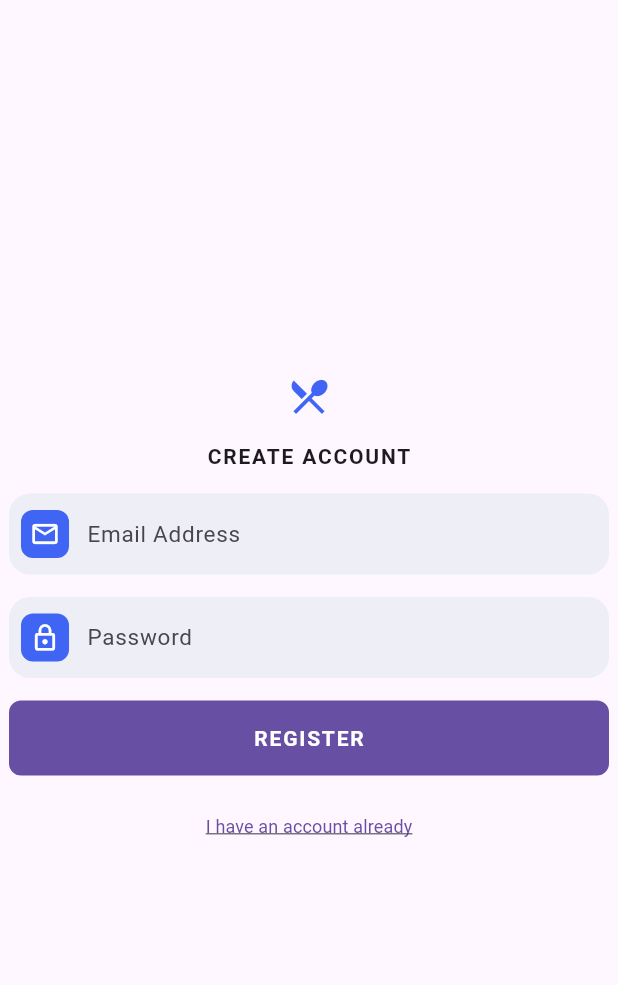
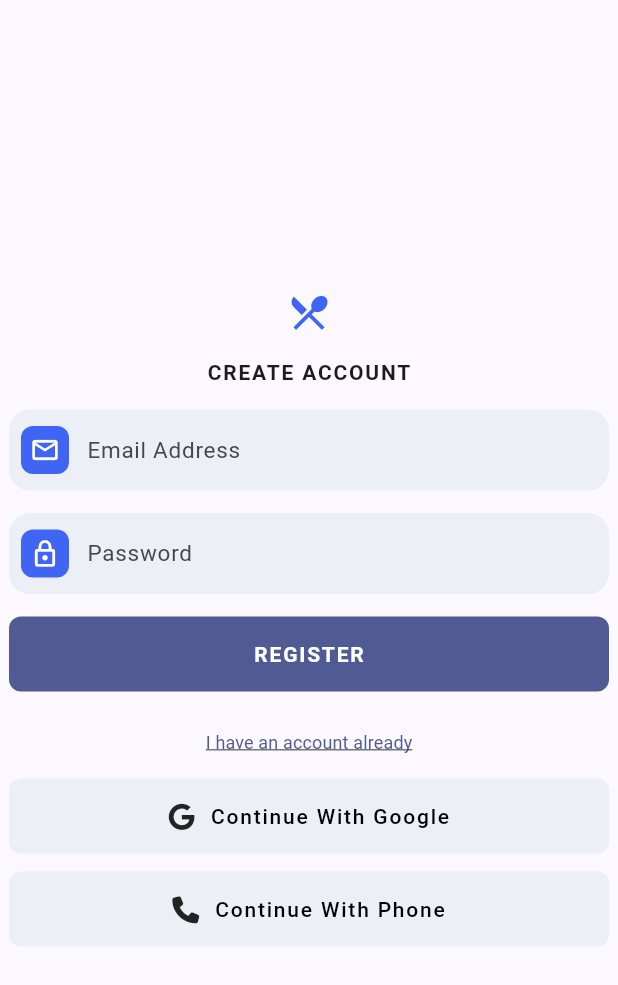
Before and after one commit to mhista/cartAfri, a Flutter app: the SignUpPage widget shown alone on an empty page, opened directly, on a phone screen of 412 x 824 dp. Shown: the top 985 px of the screen. Run offline on Flutter 3.47's test engine with Material 3 defaults, Android fonts, the phone set to English and light mode, and no system bars; our stand-ins replace firebase_auth, firebase_core, flutter_riverpod, font_awesome_flutter, google_sign_in; accounts and stored records are empty; statements that could not run were skipped.

Commit message:
changed file structure

```diff
--- a/lib/core/constants/constants.dart
+++ b/lib/core/constants/constants.dart
@@ -32,3 +32,5 @@ const kForgetPaswwordStyle =
     TextStyle(fontSize: 12, fontWeight: FontWeight.w400, color: Colors.black);
 const kTextStyleSpacing =
     TextStyle(fontWeight: FontWeight.bold, letterSpacing: 1.2);
+const kWTextStyleSpacing = TextStyle(
+    fontWeight: FontWeight.w500, letterSpacing: 1.2, color: Colors.black);
--- a/lib/core/utils/reusables.dart
+++ b/lib/core/utils/reusables.dart
@@ -1,5 +1,6 @@
 import 'package:cartafri/core/constants/constants.dart';
 import 'package:flutter/material.dart';
+import 'package:font_awesome_flutter/font_awesome_flutter.dart';
 
 // Bottom Navigation Icons
 class BottomBarIcons extends StatelessWidget {
@@ -234,3 +235,43 @@ class ExpandedButton extends StatelessWidget {
         ));
   }
 }
+
+class SocialAccountButoons extends StatelessWidget {
+  const SocialAccountButoons({
+    super.key,
+    required this.onpress,
+    required this.text,
+    required this.socialIcon,
+  });
+
+  final Function()? onpress;
+  final Widget text;
+  final IconData socialIcon;
+
+  @override
+  Widget build(BuildContext context) {
+    return FilledButton(
+      onPressed: onpress,
+      style: FilledButton.styleFrom(
+          backgroundColor: kFormColor,
+          shape:
+              RoundedRectangleBorder(borderRadius: BorderRadius.circular(8.0))),
+      child: Padding(
+        padding: const EdgeInsets.symmetric(vertical: 15.0),
+        child: Row(
+          mainAxisAlignment: MainAxisAlignment.center,
+          children: [
+            Icon(
+              socialIcon,
+              color: Color.fromARGB(255, 36, 35, 35),
+            ),
+            const SizedBox(
+              width: 10.0,
+            ),
+            text
+          ],
+        ),
+      ),
+    );
+  }
+}
--- a/lib/screens/auth_screens/login_screen.dart
+++ b/lib/features/auth/screen/login_screen.dart
@@ -5,6 +5,7 @@ import 'package:cartafri/services/auth_methods.dart';
 import 'package:firebase_auth/firebase_auth.dart';
 import 'package:firebase_core/firebase_core.dart';
 import "package:flutter/material.dart";
+import 'package:font_awesome_flutter/font_awesome_flutter.dart';
 
 class LoginPage extends StatefulWidget {
   const LoginPage({super.key});
@@ -80,6 +81,28 @@ class _LoginPageState extends State<LoginPage> {
                   ),
                   onPressed: () {},
                   child: const Text('I have no account', style: kSmallFont)),
+              SocialAccountButoons(
+                onpress: () {
+                  FireBaseAuthMethods(FirebaseAuth.instance)
+                      .signInWithGoogle(context);
+                },
+                text: const Text(
+                  'Continue With Google',
+                  style: kWTextStyleSpacing,
+                ),
+                socialIcon: FontAwesomeIcons.google,
+              ),
+              const SizedBox(
+                height: 12.0,
+              ),
+              SocialAccountButoons(
+                onpress: () {},
+                text: const Text(
+                  'Continue With Phone',
+                  style: kWTextStyleSpacing,
+                ),
+                socialIcon: FontAwesomeIcons.phone,
+              )
             ],
           ),
         ),
--- /dev/null
+++ b/lib/features/auth/screen/signup.dart
@@ -0,0 +1,114 @@
+import 'package:cartafri/core/utils/reusables.dart';
+import 'package:cartafri/core/utils/shared_textfield.dart';
+import "package:cartafri/core/constants/constants.dart";
+import 'package:cartafri/services/auth_methods.dart';
+import 'package:firebase_auth/firebase_auth.dart';
+import "package:flutter/material.dart";
+import 'package:font_awesome_flutter/font_awesome_flutter.dart';
+
+class SignUpPage extends StatefulWidget {
+  const SignUpPage({super.key});
+
+  @override
+  State<SignUpPage> createState() => _SignUpPageState();
+}
+
+class _SignUpPageState extends State<SignUpPage> {
+  final TextEditingController nameController = TextEditingController();
+  final TextEditingController emailController = TextEditingController();
+  final TextEditingController passwordController = TextEditingController();
+  // final TextEditingController passwordController2 = TextEditingController();
+  void signUpUser() async {
+    print(emailController.text);
+    FireBaseAuthMethods(FirebaseAuth.instance).signUpWithEmail(
+        email: emailController.text,
+        password: passwordController.text,
+        context: context);
+  }
+
+  @override
+  Widget build(BuildContext context) {
+    return Padding(
+      padding: const EdgeInsets.symmetric(horizontal: 6.0),
+      child: Column(
+        mainAxisAlignment: MainAxisAlignment.center,
+        children: [
+          const AuthIcons(authIcon: Icons.local_dining_outlined),
+          kSizedBox,
+          const Text('CREATE ACCOUNT', style: kTextStyleSpacing),
+          kSizedBox,
+          // InputTextWidget(
+          //   hintText: 'Name',
+          //   iconData: Icons.person,
+          //   controller: nameController,
+          // ),
+          // kSizedBox,
+          InputTextWidget(
+            hintText: 'Email Address',
+            iconData: Icons.mail_outline,
+            textInputType: TextInputType.emailAddress,
+            controller: emailController,
+          ),
+          kSizedBox,
+          InputTextWidget(
+            hintText: 'Password',
+            iconData: Icons.lock_outline,
+            textInputType: TextInputType.visiblePassword,
+            controller: passwordController,
+          ),
+          kSizedBox,
+          ExpandedButton(
+            onpress: signUpUser,
+            text: const Padding(
+              padding: EdgeInsets.symmetric(vertical: 15.0),
+              child: Text(
+                'REGISTER',
+                style: kTextStyleSpacing,
+              ),
+            ),
+          ),
+          const SizedBox(
+            height: 10,
+          ),
+          TextButton(
+              style: TextButton.styleFrom(
+                splashFactory: NoSplash.splashFactory,
+              ),
+              onPressed: () {},
+              child:
+                  const Text('I have an account already', style: kSmallFont)),
+          SocialAccountButoons(
+            onpress: () {
+              FireBaseAuthMethods(FirebaseAuth.instance)
+                  .signInWithGoogle(context);
+            },
+            text: const Text(
+              'Continue With Google',
+              style: kWTextStyleSpacing,
+            ),
+            socialIcon: FontAwesomeIcons.google,
+          ),
+          const SizedBox(
+            height: 12.0,
+          ),
+          SocialAccountButoons(
+            onpress: () {},
+            text: const Text(
+              'Continue With Phone',
+              style: kWTextStyleSpacing,
+            ),
+            socialIcon: FontAwesomeIcons.phone,
+          )
+        ],
+      ),
+    );
+  }
+
+  @override
+  void dispose() {
+    super.dispose();
+    emailController.dispose();
+    passwordController.dispose();
+    nameController.dispose();
+  }
+}
--- a/lib/screens/AppScreen.dart
+++ b/lib/screens/AppScreen.dart
@@ -36,7 +36,7 @@ class _HomePageState extends State<HomePage> {
             AppHomePage(),
             ColumnWidget(children: SearchPageWidget().widgetList()),
             const CartPage(),
-            const PhoneSignIn()
+            const SignUpPage()
           ][currentPageIndex],
         ),
       ),
--- a/lib/screens/auth_screens/signup.dart
+++ /dev/null
@@ -1,95 +0,0 @@
-import 'package:cartafri/core/utils/reusables.dart';
-import 'package:cartafri/core/utils/shared_textfield.dart';
-import "package:cartafri/core/constants/constants.dart";
-import 'package:cartafri/services/auth_methods.dart';
-import 'package:firebase_auth/firebase_auth.dart';
-import "package:flutter/material.dart";
-
-class SignUpPage extends StatefulWidget {
-  const SignUpPage({super.key});
-
-  @override
-  State<SignUpPage> createState() => _SignUpPageState();
-}
-
-class _SignUpPageState extends State<SignUpPage> {
-  final TextEditingController nameController = TextEditingController();
-  final TextEditingController emailController = TextEditingController();
-  final TextEditingController passwordController = TextEditingController();
-  // final TextEditingController passwordController2 = TextEditingController();
-  void signUpUser() async {
-    print(emailController.text);
-    FireBaseAuthMethods(FirebaseAuth.instance).signUpWithEmail(
-        email: emailController.text,
-        password: passwordController.text,
-        context: context);
-  }
-
-  @override
-  Widget build(BuildContext context) {
-    return Scaffold(
-      body: Center(
-        child: Padding(
-          padding: const EdgeInsets.symmetric(horizontal: 6.0),
-          child: Column(
-            mainAxisAlignment: MainAxisAlignment.center,
-            children: [
-              const AuthIcons(authIcon: Icons.local_dining_outlined),
-              kSizedBox,
-              const Text('CREATE ACCOUNT', style: kTextStyleSpacing),
-              kSizedBox,
-              // InputTextWidget(
-              //   hintText: 'Name',
-              //   iconData: Icons.person,
-              //   controller: nameController,
-              // ),
-              // kSizedBox,
-              InputTextWidget(
-                hintText: 'Email Address',
-                iconData: Icons.mail_outline,
-                textInputType: TextInputType.emailAddress,
-                controller: emailController,
-              ),
-              kSizedBox,
-              InputTextWidget(
-                hintText: 'Password',
-                iconData: Icons.lock_outline,
-                textInputType: TextInputType.visiblePassword,
-                controller: passwordController,
-              ),
-              kSizedBox,
-              ExpandedButton(
-                onpress: signUpUser,
-                text: const Padding(
-                  padding: EdgeInsets.symmetric(vertical: 15.0),
-                  child: Text(
-                    'REGISTER',
-                    style: kTextStyleSpacing,
-                  ),
-                ),
-              ),
-              const SizedBox(
-                height: 10,
-              ),
-              TextButton(
-                  style: TextButton.styleFrom(
-                    splashFactory: NoSplash.splashFactory,
-                  ),
-                  onPressed: () {},
-                  child: const Text('I have an account already',
-                      style: kSmallFont)),
-            ],
-          ),
-        ),
-      ),
-    );
-  }
-
-  @override
-  void dispose() {
-    super.dispose();
-    emailController.dispose();
-    passwordController.dispose();
-    nameController.dispose();
-  }
-}
--- a/lib/screens/home.dart
+++ b/lib/screens/home.dart
@@ -10,8 +10,8 @@ class AppHomePage extends StatelessWidget {
   final product = product_list;
   @override
   Widget build(BuildContext context) {
-    return Scaffold(
-      body: CustomScrollView(slivers: [
+    return SafeArea(
+      child: CustomScrollView(slivers: [
         // greeting widget
         SliverAppBar(
           expandedHeight: 0,
--- a/pubspec.yaml
+++ b/pubspec.yaml
@@ -44,6 +44,7 @@ dependencies:
   cloud_firestore: ^4.13.6
   firebase_auth: ^4.15.3
   google_sign_in: ^6.2.1
+  font_awesome_flutter: ^10.6.0
 
 
 dev_dependencies:
```
Also changed, not shown: lib/features/auth/auth_methods.dart (renamed from lib/services/auth_methods.dart, +5 -2 lines), lib/main.dart (+35 -4 lines), lib/core/functionality/Image_selector.dart (renamed from lib/features/functionality/Image_selector.dart), lib/core/functionality/account_properties.dart (renamed from lib/features/functionality/account_properties.dart), lib/features/auth/screen/phone_signin.dart (renamed from lib/screens/auth_screens/phone_signin.dart), lib/features/auth/screen/reset_password.dart (renamed from lib/screens/auth_screens/reset_password.dart), pubspec.lock.
